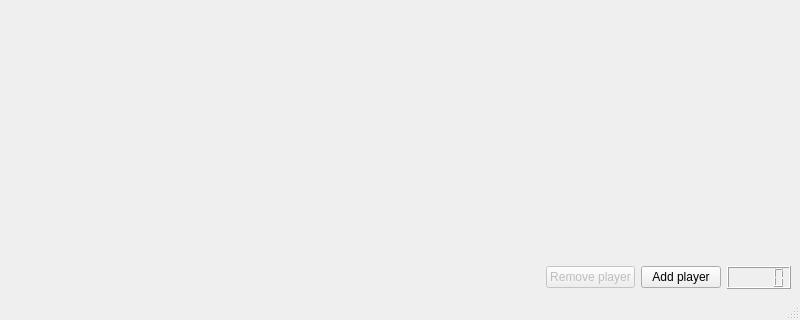
robocomp/euroage-tv, file components/tvGames/src/AdminInterface.ui: the form before one commit; both pictures show x 0 to 800 and y 280 to 600 of the 800 by 600 pixel window.
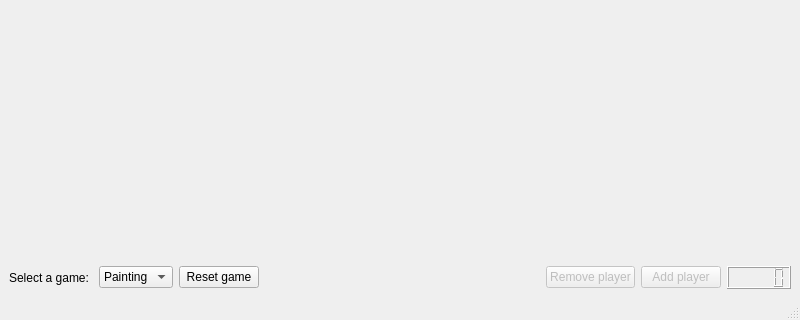
The form after the commit. Custom widgets are drawn as their Qt base class.

Commit message: Added new buttons for reseting and combobox to select the game.

```diff
--- a/components/tvGames/src/AdminInterface.ui
+++ b/components/tvGames/src/AdminInterface.ui
@@ -33,6 +33,49 @@
     </item>
     <item>
      <layout class="QHBoxLayout" name="horizontalLayout">
+      <item>
+       <widget class="QLabel" name="games_label">
+        <property name="text">
+         <string>Select a game: </string>
+        </property>
+       </widget>
+      </item>
+      <item>
+       <widget class="QComboBox" name="games_combobox">
+        <item>
+         <property name="text">
+          <string>Painting</string>
+         </property>
+        </item>
+        <item>
+         <property name="text">
+          <string>Puzzle1</string>
+         </property>
+        </item>
+        <item>
+         <property name="text">
+          <string>Puzzle2</string>
+         </property>
+        </item>
+        <item>
+         <property name="text">
+          <string>Clothes</string>
+         </property>
+        </item>
+        <item>
+         <property name="text">
+          <string>Sorting</string>
+         </property>
+        </item>
+       </widget>
+      </item>
+      <item>
+       <widget class="QPushButton" name="reset_game_button">
+        <property name="text">
+         <string>Reset game</string>
+        </property>
+       </widget>
+      </item>
       <item>
        <spacer name="horizontalSpacer">
         <property name="orientation">
@@ -58,6 +101,9 @@
       </item>
       <item>
        <widget class="QPushButton" name="add_player_button">
+        <property name="enabled">
+         <bool>false</bool>
+        </property>
         <property name="text">
          <string>Add player</string>
         </property>
```
